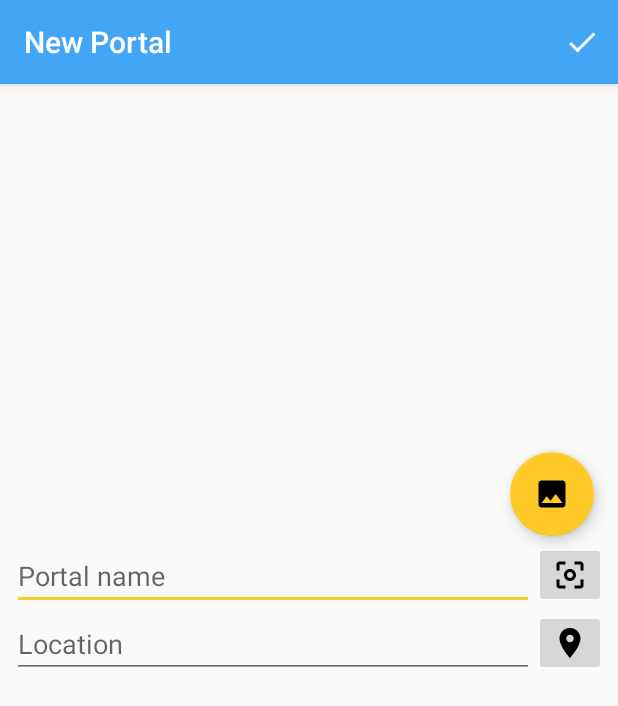
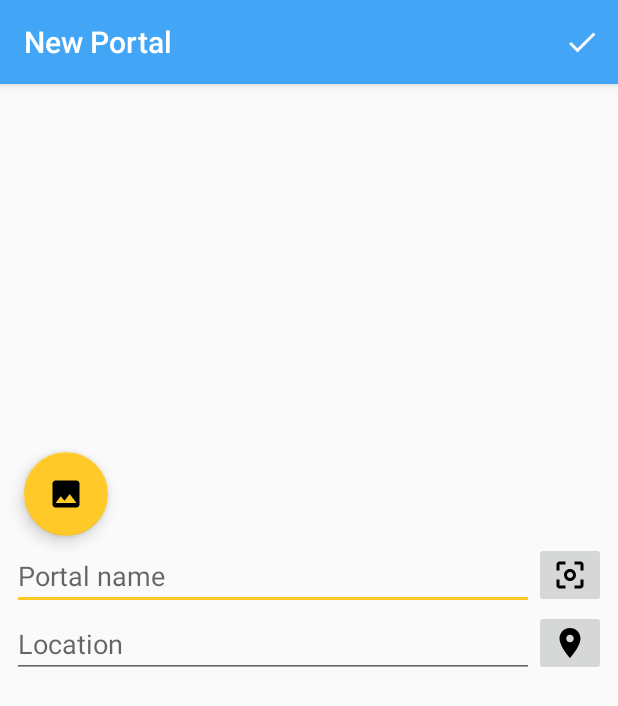
Before and after one commit to squabbi/IITK, an Android app: the NewPortalActivity screen opened directly, with no data from a screen before it, on a phone screen of 412 x 824 dp. Shown: the top 706 px of the screen. Run offline under Robolectric (Android 15) with nearby library versions, the phone set to English and light mode, and no system bars; plain views replace VerticalScrollParallaxImageView.

```diff
--- a/app/src/main/res/layout/activity_new_portal.xml
+++ b/app/src/main/res/layout/activity_new_portal.xml
@@ -83,7 +83,7 @@
         android:layout_height="wrap_content"
         android:layout_margin="@dimen/fab_margin"
         app:layout_anchor="@id/vertParallaxImageView"
-        app:layout_anchorGravity="bottom|right|end"
+        app:layout_anchorGravity="bottom|left|end"
         android:src="@drawable/ic_image_black_24dp" />
 
 </android.support.design.widget.CoordinatorLayout>
```
